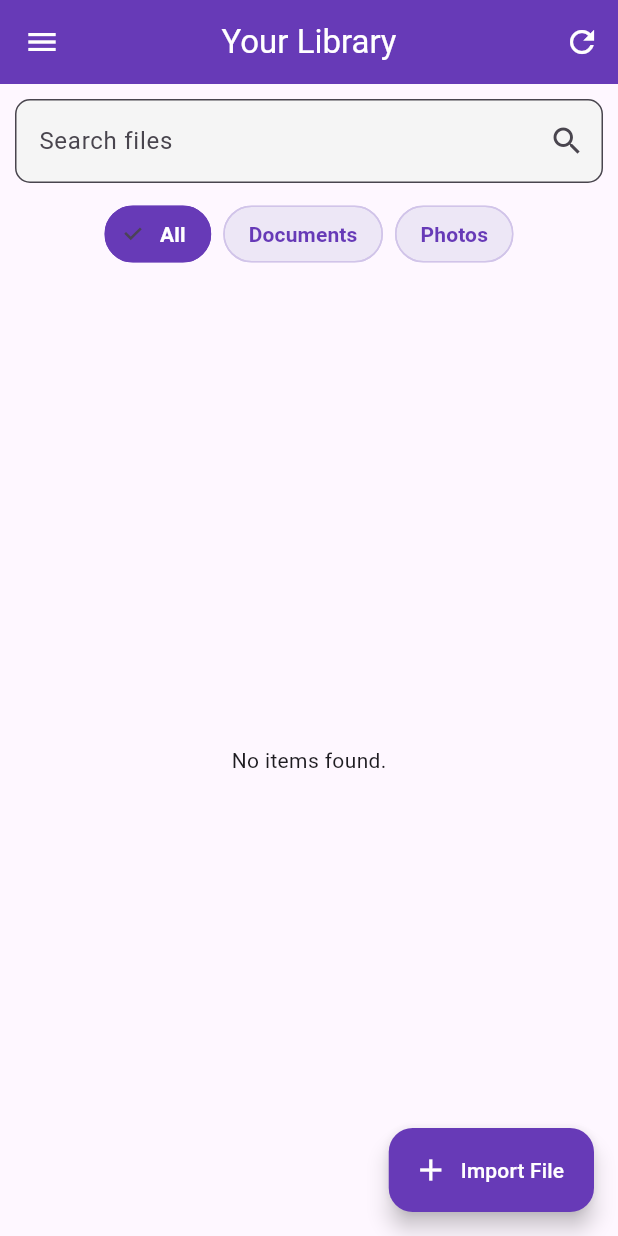
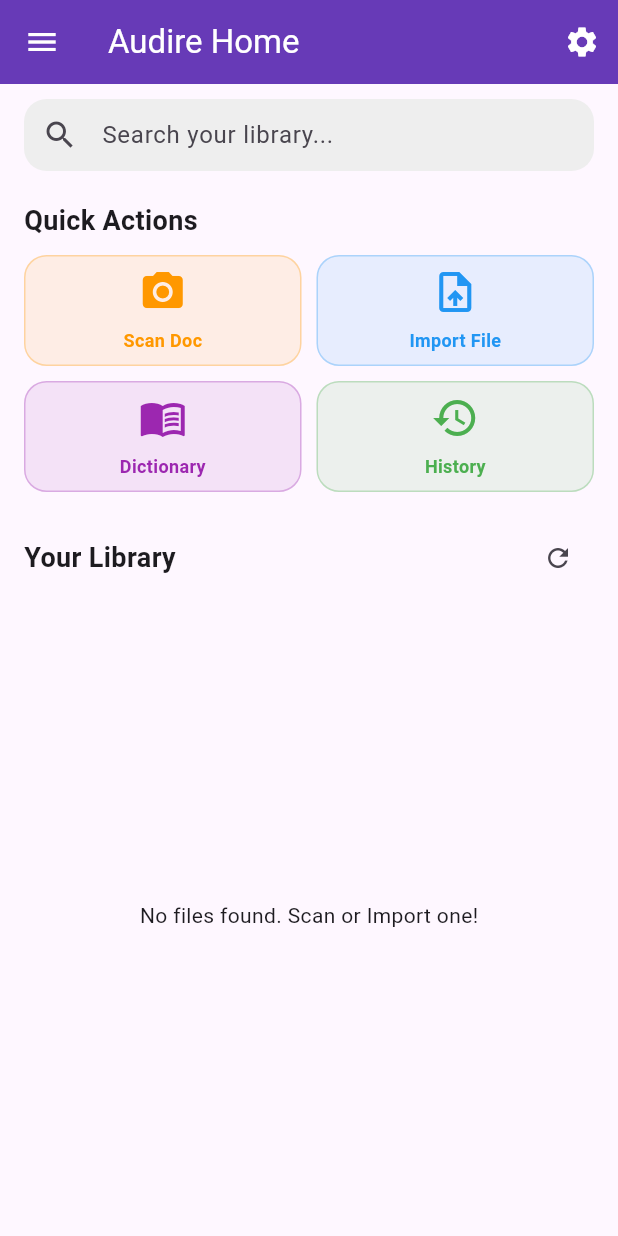
Before and after one commit to Maliseni1/Audire, a Flutter app: the screen it shows after launch, on a phone screen of 412 x 824 dp. Run offline on Flutter 3.47's test engine with Material 3 defaults, Android fonts, the phone set to English and light mode, and no system bars; our stand-ins replace audio_service, file_picker, flutter_tts, image_picker, package_info_plus, permission_handler and 1 more; missing offline and left inert: audio_session, docx_to_text, google_mlkit_text_recognition, google_mlkit_translation, read_pdf_text.

Commit message:
Feat: New Home page

```diff
--- a/app/lib/screens/home_screen.dart
+++ b/app/lib/screens/home_screen.dart
@@ -1,6 +1,7 @@
 import 'dart:io';
 import 'package:flutter/material.dart';
 import 'package:file_picker/file_picker.dart';
+import 'package:image_picker/image_picker.dart';
 import 'package:permission_handler/permission_handler.dart';
 import '../services/file_scanner.dart';
 import 'reader_screen.dart';
@@ -21,8 +22,7 @@ class _HomeScreenState extends State<HomeScreen> {
   bool _isLoading = true;
   final TextEditingController _searchController = TextEditingController();
 
-  // CATEGORY STATE
-  String _selectedCategory = 'All'; // Options: All, Documents, Photos
+  final ImagePicker _picker = ImagePicker();
 
   @override
   void initState() {
@@ -36,55 +36,90 @@ class _HomeScreenState extends State<HomeScreen> {
     if (mounted) {
       setState(() {
         _allFiles = files;
-        _applyFilters(); // Apply category + search logic immediately
+        _filteredFiles = files;
         _isLoading = false;
       });
     }
   }
 
-  // --- CENTRAL FILTER LOGIC ---
-  void _applyFilters() {
-    String keyword = _searchController.text.toLowerCase();
-
-    // Start with all files
-    List<FileSystemEntity> temp = _allFiles;
-
-    // 1. Filter by Category
-    if (_selectedCategory == 'Documents') {
-      temp = temp.where((f) {
-        String path = f.path.toLowerCase();
-        return path.endsWith('.pdf') || path.endsWith('.docx') || path.endsWith('.txt');
-      }).toList();
-    } else if (_selectedCategory == 'Photos') {
-      temp = temp.where((f) {
-        String path = f.path.toLowerCase();
-        return path.endsWith('.jpg') || path.endsWith('.png') || path.endsWith('.jpeg');
-      }).toList();
+  void _runFilter(String enteredKeyword) {
+    List<FileSystemEntity> results = [];
+    if (enteredKeyword.isEmpty) {
+      results = _allFiles;
+    } else {
+      results = _allFiles
+          .where((file) => file.path.split('/').last.toLowerCase().contains(enteredKeyword.toLowerCase()))
+          .toList();
     }
-
-    // 2. Filter by Search Keyword
-    if (keyword.isNotEmpty) {
-      temp = temp.where((file) =>
-        file.path.split('/').last.toLowerCase().contains(keyword)
-      ).toList();
-    }
-
     setState(() {
-      _filteredFiles = temp;
+      _filteredFiles = results;
     });
   }
 
-  // MANUAL PICKER
   Future<void> _pickFile() async {
     await Permission.storage.request();
     FilePickerResult? result = await FilePicker.platform.pickFiles(
       type: FileType.custom,
-      // Allow all supported types
-      allowedExtensions: ['pdf', 'txt', 'docx', 'jpg', 'png', 'jpeg'],
+      allowedExtensions: ['pdf', 'txt', 'docx', 'jpg', 'png'],
     );
 
     if (result != null) {
       _openReader(result.files.single.path!, result.files.single.name);
+    }
+  }
+
+  Future<void> _scanDocument() async {
+    var status = await Permission.camera.status;
+    if (!status.isGranted) {
+      status = await Permission.camera.request();
+    }
+
+    if (status.isDenied) {
+      if (mounted) {
+        ScaffoldMessenger.of(context).showSnackBar(
+          const SnackBar(content: Text("Camera permission is required to scan documents."))
+        );
+      }
+      return;
+    }
+
+    if (status.isPermanentlyDenied) {
+      if (mounted) {
+        showDialog(
+          context: context,
+          builder: (ctx) => AlertDialog(
+            title: const Text("Permission Required"),
+            content: const Text("Camera access is permanently denied. Please enable it in your phone settings to scan documents."),
+            actions: [
+              TextButton(
+                onPressed: () => Navigator.pop(ctx),
+                child: const Text("Cancel")
+              ),
+              ElevatedButton(
+                onPressed: () {
+                  Navigator.pop(ctx);
+                  openAppSettings();
+                },
+                child: const Text("Open Settings")
+              ),
+            ],
+          )
+        );
+      }
+      return;
+    }
+
+    try {
+      final XFile? photo = await _picker.pickImage(source: ImageSource.camera);
+      if (photo != null) {
+        _openReader(photo.path, "Scanned Document");
+      }
+    } catch (e) {
+      if (mounted) {
+        ScaffoldMessenger.of(context).showSnackBar(
+          SnackBar(content: Text("Error opening camera: $e"))
+        );
+      }
     }
   }
 
@@ -97,131 +132,165 @@ class _HomeScreenState extends State<HomeScreen> {
     ).then((_) {});
   }
 
-  // MENU FUNCTIONS
-  void _openDictionary() {
-    Navigator.pop(context);
-    Navigator.push(context, MaterialPageRoute(builder: (context) => const DictionaryScreen()));
+  // --- NEW: ABOUT DIALOG ---
+  void _showAboutDialog() {
+    showDialog(
+      context: context,
+      builder: (ctx) => AlertDialog(
+        shape: RoundedRectangleBorder(borderRadius: BorderRadius.circular(20)),
+        title: Row(
+          children: const [
+            Icon(Icons.audio_file, color: Colors.deepPurple),
+            SizedBox(width: 10),
+            Text("AUDIRE"),
+          ],
+        ),
+        content: Column(
+          mainAxisSize: MainAxisSize.min,
+          crossAxisAlignment: CrossAxisAlignment.start,
+          children: const [
+            Text("Version 2.0.0", style: TextStyle(fontWeight: FontWeight.bold)),
+            SizedBox(height: 10),
+            Text("The Ultimate Offline Audio Reader."),
+            SizedBox(height: 20),
+            Text("Features:", style: TextStyle(fontWeight: FontWeight.bold, color: Colors.deepPurple)),
+            Text("• Universal Document Reader"),
+            Text("• Offline Translation (Bemba, Nyanja)"),
+            Text("• Smart History & Resume"),
+            SizedBox(height: 20),
+            Divider(),
+            SizedBox(height: 10),
+            Text("Built with ❤️ by Chiza Labs"),
+            Text("© 2025 All Rights Reserved", style: TextStyle(fontSize: 12, color: Colors.grey)),
+          ],
+        ),
+        actions: [
+          TextButton(
+            onPressed: () => Navigator.pop(ctx),
+            child: const Text("Close", style: TextStyle(color: Colors.deepPurple)),
+          ),
+        ],
+      ),
+    );
   }
-  void _openSettings() {
-    Navigator.pop(context);
-    Navigator.push(context, MaterialPageRoute(builder: (context) => const SettingsScreen()));
-  }
-  void _openHistory() {
-    Navigator.pop(context);
-    Navigator.push(context, MaterialPageRoute(builder: (context) => const HistoryScreen()));
+
+  Widget _buildQuickAction(IconData icon, String label, Color color, VoidCallback onTap) {
+    return InkWell(
+      onTap: onTap,
+      borderRadius: BorderRadius.circular(15),
+      child: Container(
+        decoration: BoxDecoration(
+          color: color.withOpacity(0.1),
+          borderRadius: BorderRadius.circular(15),
+          border: Border.all(color: color.withOpacity(0.3)),
+        ),
+        child: Column(
+          mainAxisAlignment: MainAxisAlignment.center,
+          children: [
+            Icon(icon, size: 32, color: color),
+            const SizedBox(height: 8),
+            Text(label, style: TextStyle(color: color, fontWeight: FontWeight.bold, fontSize: 12)),
+          ],
+        ),
+      ),
+    );
   }
 
   @override
   Widget build(BuildContext context) {
+    bool isDark = Theme.of(context).brightness == Brightness.dark;
+
     return Scaffold(
       appBar: AppBar(
-        title: const Text("Your Library"),
-        centerTitle: true,
+        title: const Text("Audire Home"),
+        elevation: 0,
         actions: [
-          IconButton(icon: const Icon(Icons.refresh), onPressed: _scanFiles)
-        ],
-      ),
-      drawer: Drawer(
-        child: Column(
-          children: [
-            Expanded(
-              child: ListView(
-                padding: EdgeInsets.zero,
-                children: [
-                  const DrawerHeader(
-                    decoration: BoxDecoration(color: Colors.deepPurple),
-                    child: Column(
-                      mainAxisAlignment: MainAxisAlignment.center,
-                      children: [
-                        Icon(Icons.audio_file, color: Colors.white, size: 50),
-                        SizedBox(height: 10),
-                        Text("AUDIRE", style: TextStyle(color: Colors.white, fontSize: 24, fontWeight: FontWeight.bold)),
-                      ],
-                    ),
-                  ),
-                  ListTile(leading: const Icon(Icons.library_books), title: const Text('My Library'), onTap: () => Navigator.pop(context)),
-                  ListTile(leading: const Icon(Icons.history), title: const Text('History'), onTap: _openHistory),
-                  ListTile(leading: const Icon(Icons.menu_book), title: const Text('Offline Dictionary'), onTap: _openDictionary),
-                  const Divider(),
-                  ListTile(leading: const Icon(Icons.settings), title: const Text('Settings'), onTap: _openSettings),
-                ],
-              ),
-            ),
-            const Padding(
-              padding: EdgeInsets.all(20.0),
-              child: Column(
-                children: [
-                  Text("Powered by", style: TextStyle(fontSize: 12, color: Colors.grey)),
-                  Text("Chiza Labs", style: TextStyle(fontWeight: FontWeight.bold, color: Colors.grey)),
-                ],
-              ),
+          IconButton(
+            icon: const Icon(Icons.settings),
+            onPressed: () => Navigator.push(context, MaterialPageRoute(builder: (context) => const SettingsScreen()))
           ),
         ],
       ),
-      ),
-      body: Column(
+      drawer: _buildDrawer(),
+      body: Padding(
+        padding: const EdgeInsets.symmetric(horizontal: 16.0),
+        child: Column(
+          crossAxisAlignment: CrossAxisAlignment.start,
           children: [
-          // Search Bar
-          Padding(
-            padding: const EdgeInsets.fromLTRB(10, 10, 10, 0),
-            child: TextField(
+            const SizedBox(height: 10),
+            TextField(
               controller: _searchController,
-              onChanged: (value) => _applyFilters(),
+              onChanged: _runFilter,
               decoration: InputDecoration(
-                labelText: 'Search files',
-                suffixIcon: const Icon(Icons.search),
-                border: OutlineInputBorder(borderRadius: BorderRadius.circular(10.0)),
+                hintText: 'Search your library...',
+                prefixIcon: const Icon(Icons.search),
+                border: OutlineInputBorder(borderRadius: BorderRadius.circular(15), borderSide: BorderSide.none),
                 filled: true,
-                fillColor: Theme.of(context).brightness == Brightness.dark ? Colors.grey.shade800 : Colors.grey.shade100,
-              ),
+                fillColor: isDark ? Colors.grey[800] : Colors.grey[200],
+                contentPadding: const EdgeInsets.symmetric(vertical: 0),
               ),
             ),
 
-          // --- CATEGORY CHIPS ---
-          SingleChildScrollView(
-            scrollDirection: Axis.horizontal,
-            padding: const EdgeInsets.symmetric(horizontal: 10, vertical: 10),
-            child: Row(
+            const SizedBox(height: 20),
+            const Text("Quick Actions", style: TextStyle(fontSize: 18, fontWeight: FontWeight.bold)),
+            const SizedBox(height: 10),
+
+            GridView.count(
+              crossAxisCount: 2,
+              shrinkWrap: true,
+              physics: const NeverScrollableScrollPhysics(),
+              mainAxisSpacing: 10,
+              crossAxisSpacing: 10,
+              childAspectRatio: 2.5,
               children: [
-                _buildCategoryChip('All'),
-                const SizedBox(width: 8),
-                _buildCategoryChip('Documents'),
-                const SizedBox(width: 8),
-                _buildCategoryChip('Photos'),
+                _buildQuickAction(Icons.camera_alt, "Scan Doc", Colors.orange, _scanDocument),
+                _buildQuickAction(Icons.upload_file, "Import File", Colors.blue, _pickFile),
+                _buildQuickAction(Icons.menu_book, "Dictionary", Colors.purple, () => Navigator.push(context, MaterialPageRoute(builder: (context) => const DictionaryScreen()))),
+                _buildQuickAction(Icons.history, "History", Colors.green, () => Navigator.push(context, MaterialPageRoute(builder: (context) => const HistoryScreen()))),
               ],
             ),
+
+            const SizedBox(height: 20),
+            Row(
+              mainAxisAlignment: MainAxisAlignment.spaceBetween,
+              children: [
+                const Text("Your Library", style: TextStyle(fontSize: 18, fontWeight: FontWeight.bold)),
+                IconButton(icon: const Icon(Icons.refresh, size: 20), onPressed: _scanFiles),
+              ],
             ),
 
-          // File List
             Expanded(
               child: _isLoading
                   ? const Center(child: CircularProgressIndicator())
                   : _filteredFiles.isEmpty
-                    ? const Center(child: Text("No items found."))
+                      ? const Center(child: Text("No files found. Scan or Import one!"))
                       : ListView.builder(
                           itemCount: _filteredFiles.length,
-                        padding: const EdgeInsets.only(bottom: 80),
+                          padding: const EdgeInsets.only(bottom: 20),
                           itemBuilder: (context, index) {
                             File file = _filteredFiles[index] as File;
                             String name = file.path.split('/').last;
                             String ext = name.split('.').last.toUpperCase();
 
-                          // Dynamic Icons based on file type
-                          IconData fileIcon = Icons.insert_drive_file;
-                          if (['JPG', 'PNG', 'JPEG'].contains(ext)) fileIcon = Icons.image;
-                          else if (ext == 'PDF') fileIcon = Icons.picture_as_pdf;
-                          else if (ext == 'DOCX') fileIcon = Icons.description;
+                            IconData icon = Icons.insert_drive_file;
+                            Color iconColor = Colors.grey;
+                            if (ext == 'PDF') { icon = Icons.picture_as_pdf; iconColor = Colors.red; }
+                            else if (ext == 'DOCX') { icon = Icons.description; iconColor = Colors.blue; }
+                            else if (['JPG', 'PNG', 'JPEG'].contains(ext)) { icon = Icons.image; iconColor = Colors.purple; }
 
                             return Card(
-                            margin: const EdgeInsets.symmetric(horizontal: 10, vertical: 5),
+                              margin: const EdgeInsets.only(bottom: 8),
+                              elevation: 0,
+                              color: isDark ? Colors.grey[900] : Colors.white,
+                              shape: RoundedRectangleBorder(borderRadius: BorderRadius.circular(10), side: BorderSide(color: Colors.grey.withOpacity(0.2))),
                               child: ListTile(
-                              leading: CircleAvatar(
-                                backgroundColor: Colors.deepPurple.shade100,
-                                child: Icon(fileIcon, color: Colors.deepPurple, size: 20),
+                                leading: Container(
+                                  padding: const EdgeInsets.all(8),
+                                  decoration: BoxDecoration(color: iconColor.withOpacity(0.1), borderRadius: BorderRadius.circular(8)),
+                                  child: Icon(icon, color: iconColor),
                                 ),
-                              title: Text(name, maxLines: 1, overflow: TextOverflow.ellipsis),
-                              subtitle: Text(file.path, maxLines: 1, overflow: TextOverflow.ellipsis, style: const TextStyle(fontSize: 10)),
-                              trailing: const Icon(Icons.play_circle_fill, color: Colors.deepPurple),
+                                title: Text(name, maxLines: 1, overflow: TextOverflow.ellipsis, style: const TextStyle(fontWeight: FontWeight.w500)),
+                                subtitle: Text(ext, style: const TextStyle(fontSize: 10, color: Colors.grey)),
                                 onTap: () => _openReader(file.path, name),
                               ),
                             );
@@ -230,40 +299,50 @@ class _HomeScreenState extends State<HomeScreen> {
             ),
           ],
         ),
-      floatingActionButton: FloatingActionButton.extended(
-        onPressed: _pickFile,
-        label: const Text("Import File"),
-        icon: const Icon(Icons.add),
-        backgroundColor: Colors.deepPurple,
-        foregroundColor: Colors.white,
       ),
     );
   }
 
-  // Helper for Chips
-  Widget _buildCategoryChip(String label) {
-    bool isSelected = _selectedCategory == label;
-    return ChoiceChip(
-      label: Text(label),
-      selected: isSelected,
-      onSelected: (bool selected) {
-        if (selected) {
-          setState(() {
-            _selectedCategory = label;
-            _applyFilters();
-          });
+  Widget _buildDrawer() {
+    return Drawer(
+      child: Column(
+        children: [
+          const DrawerHeader(
+            decoration: BoxDecoration(color: Colors.deepPurple),
+            child: Center(
+              child: Column(
+                mainAxisAlignment: MainAxisAlignment.center,
+                children: [
+                  Icon(Icons.audio_file, color: Colors.white, size: 50),
+                  Text("AUDIRE", style: TextStyle(color: Colors.white, fontSize: 24, fontWeight: FontWeight.bold)),
+                ],
+              ),
+            ),
+          ),
+          ListTile(
+            leading: const Icon(Icons.settings),
+            title: const Text('Settings'),
+            onTap: () {
+              Navigator.pop(context);
+              Navigator.push(context, MaterialPageRoute(builder: (context) => const SettingsScreen()));
             }
-      },
-      selectedColor: Colors.deepPurple,
-      labelStyle: TextStyle(
-        color: isSelected ? Colors.white : Colors.deepPurple,
-        fontWeight: FontWeight.bold
           ),
-      // Light purple background for unselected state
-      backgroundColor: Colors.deepPurple.shade50,
-      shape: RoundedRectangleBorder(
-        borderRadius: BorderRadius.circular(20),
-        side: BorderSide(color: isSelected ? Colors.deepPurple : Colors.deepPurple.shade100),
+          // --- CONNECTED ABOUT DIALOG ---
+          ListTile(
+            leading: const Icon(Icons.info_outline),
+            title: const Text('About'),
+            onTap: () {
+              Navigator.pop(context); // Close drawer first
+              _showAboutDialog();
+            }
+          ),
+
+          const Spacer(),
+          const Padding(
+            padding: EdgeInsets.all(20.0),
+            child: Text("v2.0.0 • Chiza Labs", style: TextStyle(color: Colors.grey)),
+          ),
+        ],
       ),
     );
   }
--- a/app/pubspec.yaml
+++ b/app/pubspec.yaml
@@ -2,7 +2,8 @@ name: app
 description: "A new Flutter project."
 publish_to: 'none'
 
-version: 1.0.0+1
+# UPDATED: Version 2.0.0
+version: 2.0.0+1
 
 environment:
   sdk: ^3.9.2
@@ -43,6 +44,9 @@ dependencies:
   package_info_plus: ^8.0.0
   url_launcher: ^6.2.5
 
+  # NEW: For taking pictures inside the app
+  image_picker: ^1.0.7
+
 dev_dependencies:
   flutter_test:
     sdk: flutter
```
Also changed, not shown: 1 other file. Lines whose indentation alone changed are shown as unchanged.
